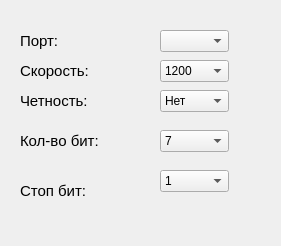
Old version of the form port_parameters.ui in the repository allovaro/Varta_owen.
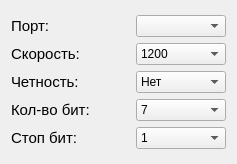
New version of the form. Icons and pictures are not drawn.

Commit message: new changes and broken Port window

Diff of the .ui file:
```diff
--- a/port_parameters.ui
+++ b/port_parameters.ui
@@ -6,8 +6,8 @@
    <rect>
     <x>0</x>
     <y>0</y>
-    <width>281</width>
-    <height>246</height>
+    <width>236</width>
+    <height>164</height>
    </rect>
   </property>
   <property name="windowTitle">
@@ -18,15 +18,13 @@
     <activeoff>money.png</activeoff>
    </iconset>
   </property>
+  <layout class="QGridLayout" name="gridLayout_3">
+   <item row="0" column="0">
+    <layout class="QGridLayout" name="gridLayout_2">
+     <item row="0" column="0">
+      <layout class="QVBoxLayout" name="verticalLayout_2">
+       <item>
   <widget class="QLabel" name="label">
-   <property name="geometry">
-    <rect>
-     <x>20</x>
-     <y>30</y>
-     <width>71</width>
-     <height>21</height>
-    </rect>
-   </property>
    <property name="font">
     <font>
      <pointsize>11</pointsize>
@@ -36,15 +34,9 @@
     <string>Порт:</string>
    </property>
   </widget>
+       </item>
+       <item>
   <widget class="QLabel" name="label_2">
-   <property name="geometry">
-    <rect>
-     <x>20</x>
-     <y>60</y>
-     <width>71</width>
-     <height>21</height>
-    </rect>
-   </property>
    <property name="font">
     <font>
      <pointsize>11</pointsize>
@@ -54,15 +46,9 @@
     <string>Скорость:</string>
    </property>
   </widget>
+       </item>
+       <item>
   <widget class="QLabel" name="label_3">
-   <property name="geometry">
-    <rect>
-     <x>20</x>
-     <y>90</y>
-     <width>71</width>
-     <height>21</height>
-    </rect>
-   </property>
    <property name="font">
     <font>
      <pointsize>11</pointsize>
@@ -72,15 +58,9 @@
     <string>Четность:</string>
    </property>
   </widget>
+       </item>
+       <item>
   <widget class="QLabel" name="label_4">
-   <property name="geometry">
-    <rect>
-     <x>20</x>
-     <y>130</y>
-     <width>91</width>
-     <height>21</height>
-    </rect>
-   </property>
    <property name="font">
     <font>
      <pointsize>11</pointsize>
@@ -90,15 +70,9 @@
     <string>Кол-во бит:</string>
    </property>
   </widget>
+       </item>
+       <item>
   <widget class="QLabel" name="label_5">
-   <property name="geometry">
-    <rect>
-     <x>20</x>
-     <y>180</y>
-     <width>71</width>
-     <height>21</height>
-    </rect>
-   </property>
    <property name="font">
     <font>
      <pointsize>11</pointsize>
@@ -108,25 +82,32 @@
     <string>Стоп бит:</string>
    </property>
   </widget>
-  <widget class="QComboBox" name="comboBox">
-   <property name="geometry">
-    <rect>
-     <x>160</x>
-     <y>30</y>
-     <width>69</width>
-     <height>22</height>
-    </rect>
-   </property>
-  </widget>
+       </item>
+      </layout>
+     </item>
+     <item row="0" column="1">
+      <spacer name="horizontalSpacer">
+       <property name="orientation">
+        <enum>Qt::Horizontal</enum>
+       </property>
+       <property name="sizeType">
+        <enum>QSizePolicy::Minimum</enum>
+       </property>
+       <property name="sizeHint" stdset="0">
+        <size>
+         <width>40</width>
+         <height>20</height>
+        </size>
+       </property>
+      </spacer>
+     </item>
+     <item row="0" column="2">
+      <layout class="QGridLayout" name="gridLayout">
+       <item row="0" column="0">
+        <widget class="QComboBox" name="comboBox"/>
+       </item>
+       <item row="1" column="0">
   <widget class="QComboBox" name="comboBox_2">
-   <property name="geometry">
-    <rect>
-     <x>160</x>
-     <y>60</y>
-     <width>69</width>
-     <height>22</height>
-    </rect>
-   </property>
    <item>
     <property name="text">
      <string>1200</string>
@@ -178,15 +159,9 @@
     </property>
    </item>
   </widget>
+       </item>
+       <item row="2" column="0">
   <widget class="QComboBox" name="comboBox_3">
-   <property name="geometry">
-    <rect>
-     <x>160</x>
-     <y>90</y>
-     <width>69</width>
-     <height>22</height>
-    </rect>
-   </property>
    <item>
     <property name="text">
      <string>Нет</string>
@@ -203,15 +178,9 @@
     </property>
    </item>
   </widget>
+       </item>
+       <item row="3" column="0">
   <widget class="QComboBox" name="comboBox_4">
-   <property name="geometry">
-    <rect>
-     <x>160</x>
-     <y>130</y>
-     <width>69</width>
-     <height>22</height>
-    </rect>
-   </property>
    <item>
     <property name="text">
      <string>7</string>
@@ -223,15 +192,9 @@
     </property>
    </item>
   </widget>
+       </item>
+       <item row="4" column="0">
   <widget class="QComboBox" name="comboBox_5">
-   <property name="geometry">
-    <rect>
-     <x>160</x>
-     <y>170</y>
-     <width>69</width>
-     <height>22</height>
-    </rect>
-   </property>
    <item>
     <property name="text">
      <string>1</string>
@@ -243,6 +206,12 @@
     </property>
    </item>
   </widget>
+       </item>
+      </layout>
+     </item>
+    </layout>
+   </item>
+  </layout>
  </widget>
  <resources/>
  <connections/>
```
Left out of the diff: 2 changed lines with no effect on the pictures. Lines whose indentation alone changed are shown as unchanged. The commit also changes 8 other files.
